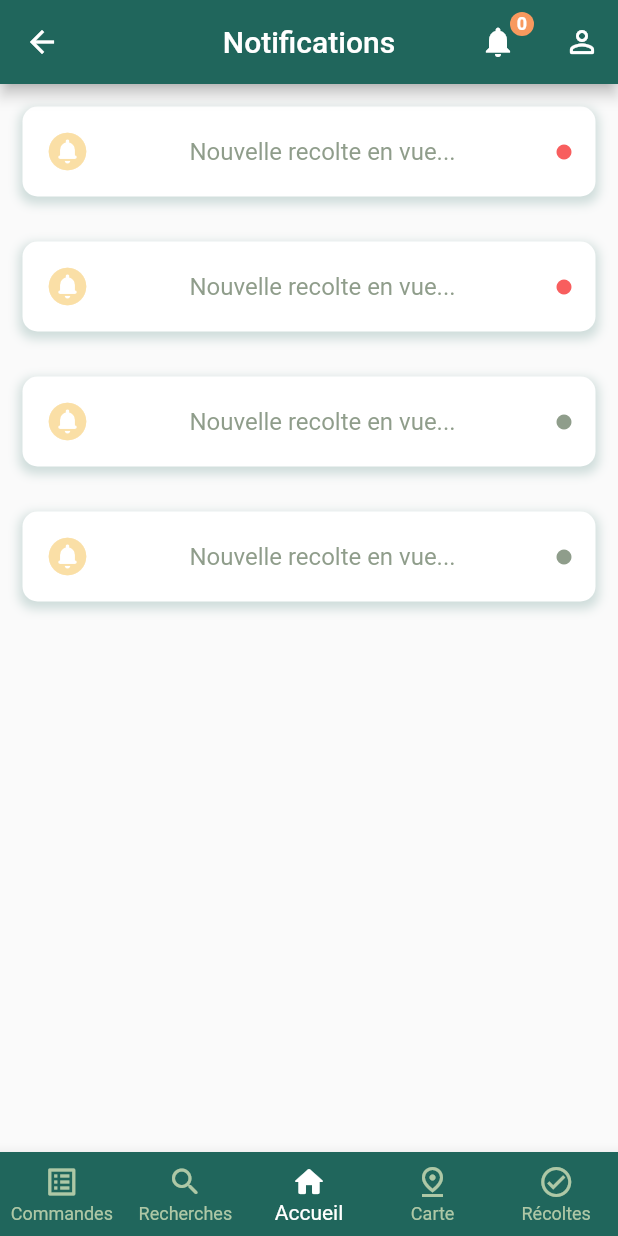
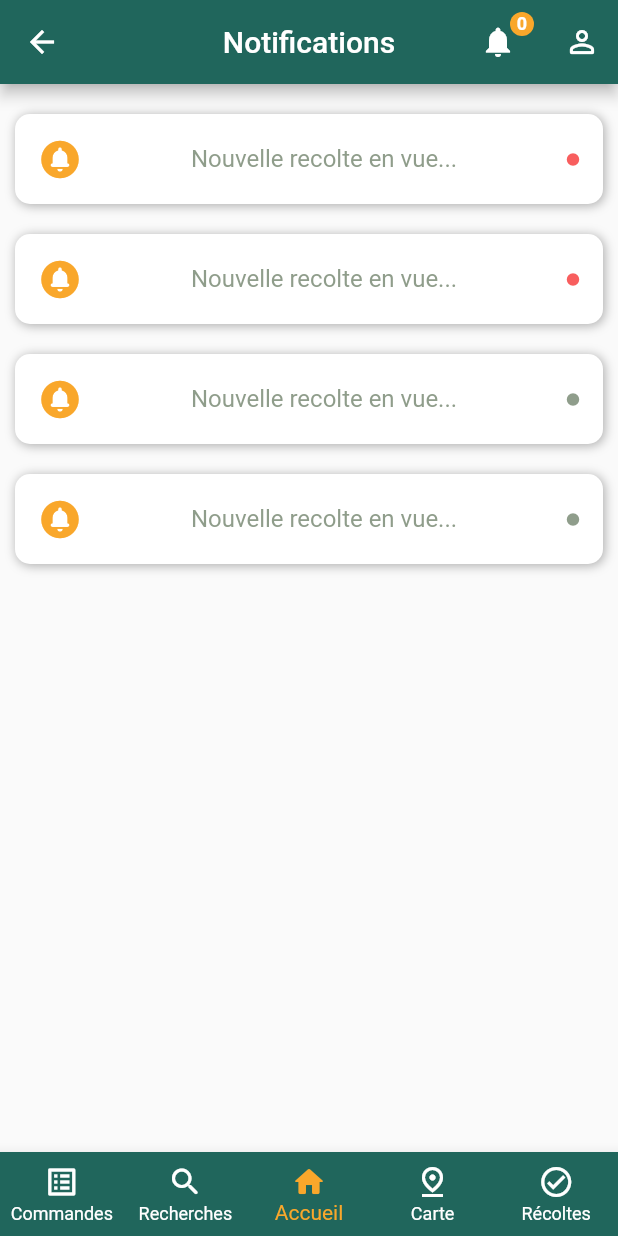
Before and after one commit to agnilondapakou/swipe_app, a Flutter app: the HomePage screen opened by its route, after a tap on the "notifications" icon, on a phone screen of 412 x 824 dp. Run offline on Flutter 3.47's test engine with Material 2 defaults, Android fonts, the phone set to English and light mode, and no system bars; our stand-ins replace flutter_spinkit, hexcolor.

Commit message:
updating app design (in progress)

```diff
--- a/lib/screens/entreprise/profile_page.dart
+++ b/lib/screens/entreprise/profile_page.dart
@@ -24,7 +24,7 @@ class ProfilePage extends StatelessWidget {
         selectedIndex: 2,
       ),
       body: Scaffold(
-        backgroundColor: GlobalColors.secondaryColor,
+        backgroundColor: GlobalColors.whiteColor,
         body: Center(
           child: Column(
             mainAxisAlignment: MainAxisAlignment.center,
--- a/lib/screens/home/home_page.dart
+++ b/lib/screens/home/home_page.dart
@@ -12,7 +12,7 @@ class HomePage extends StatelessWidget {
       backgroundColor: GlobalColors.whiteColor,
       appBar: const TopBarWidget(
         automaticallyImplyLeading: false,
-        title: 'Swipe app',
+        title: 'Open Farm',
         notification_icon: Icon(Icons.notifications_outlined),
         profile_icon: Icon(Icons.person_outline_rounded),
         notification_counter: '0',
@@ -126,9 +126,10 @@ class CustomCardWidget extends StatelessWidget {
         width: 350,
         decoration: BoxDecoration(
           borderRadius: BorderRadius.circular(8),
-          border: Border.all(color: GlobalColors.primaryColor, width: 3),
+          border: Border.all(color: GlobalColors.primaryColor, width: 2),
         ),
         child: Card(
+          color: GlobalColors.whiteColor,
           child: Row(
             crossAxisAlignment: CrossAxisAlignment.center,
             children: [
@@ -145,7 +146,7 @@ class CustomCardWidget extends StatelessWidget {
                   padding:
                       const EdgeInsets.symmetric(vertical: 8.0, horizontal: 20),
                   child: Column(
-                    crossAxisAlignment: CrossAxisAlignment.start,
+                    crossAxisAlignment: CrossAxisAlignment.center,
                     mainAxisAlignment: MainAxisAlignment.center,
                     children: [
                       Text(
@@ -153,12 +154,13 @@ class CustomCardWidget extends StatelessWidget {
                         style: TextStyle(
                           fontSize: 16,
                           fontWeight: FontWeight.bold,
-                          fontFamily: 'RobotoMono',
+                          fontFamily: 'Poppins',
                           color: GlobalColors.primaryColor,
                         ),
                       ),
                       Text(
                         description,
+                        textAlign: TextAlign.center,
                         style: TextStyle(
                           fontSize: 12,
                           color: GlobalColors.primaryColor,
--- a/lib/screens/login/login_page.dart
+++ b/lib/screens/login/login_page.dart
@@ -27,7 +27,7 @@ class _LoginPageState extends State<LoginPage> {
   @override
   Widget build(BuildContext context) {
     return Scaffold(
-      backgroundColor: GlobalColors.secondaryColor,
+      backgroundColor: GlobalColors.whiteColor,
       body: SafeArea(
         child: SingleChildScrollView(
           child: Container(
--- a/lib/screens/notifications/notifications_page.dart
+++ b/lib/screens/notifications/notifications_page.dart
@@ -26,6 +26,7 @@ class _NotificationPageState extends State<NotificationPage> {
         body: SingleChildScrollView(
           child: Column(
             children: [
+              const SizedBox(height: 10),
               NotificationWidget(
                 message: "Nouvelle recolte en vue...",
                 route: '/notifications',
--- a/lib/screens/orders/orders_page.dart
+++ b/lib/screens/orders/orders_page.dart
@@ -17,7 +17,7 @@ class _OrdersPageState extends State<OrdersPage> {
   @override
   Widget build(BuildContext context) {
     return Scaffold(
-      backgroundColor: GlobalColors.secondaryColor,
+      backgroundColor: GlobalColors.whiteColor,
       appBar: const TopBarWidget(
         automaticallyImplyLeading: true,
         title: 'Commandes',
@@ -37,9 +37,8 @@ class _OrdersPageState extends State<OrdersPage> {
               mainAxisAlignment: MainAxisAlignment.center,
               children: [
                 TopIconsWidget(
-                  header_image: Image.asset('assets/icons/orders.png'),
-                  desciption: "Commandes"
-                ),
+                    header_image: Image.asset('assets/icons/orders.png'),
+                    desciption: "Commandes"),
               ],
             ),
             const SizedBox(height: 20),
--- a/lib/screens/recoltes/recoltes_page.dart
+++ b/lib/screens/recoltes/recoltes_page.dart
@@ -17,7 +17,7 @@ class _RecoltesPageState extends State<RecoltesPage> {
   @override
   Widget build(BuildContext context) {
     return Scaffold(
-      backgroundColor: GlobalColors.secondaryColor,
+      backgroundColor: GlobalColors.whiteColor,
       appBar: const TopBarWidget(
         automaticallyImplyLeading: true,
         title: 'Recoltes',
--- a/lib/utils/constants.dart
+++ b/lib/utils/constants.dart
@@ -4,7 +4,7 @@ import 'package:flutter/material.dart';
 class GlobalColors {
   static HexColor primaryColor = HexColor('#20665c');
   static HexColor secondaryColor = HexColor('#F0FFEA');
-  static HexColor notificationColor = HexColor('#F8995E');
+  static HexColor notificationColor = HexColor('#F9A72B');
   static Color logoutColor = const Color.fromARGB(255, 248, 94, 94);
   static Color navBarItemColor = const Color.fromARGB(255, 174, 200, 166);
   static Color textColor = const Color.fromARGB(160, 77, 99, 70);
--- a/lib/widgets/nav_bar_widget.dart
+++ b/lib/widgets/nav_bar_widget.dart
@@ -35,8 +35,8 @@ class NavBarWidget extends StatelessWidget implements PreferredSizeWidget {
         ),
       ],
       backgroundColor: GlobalColors.primaryColor,
-      unselectedItemColor: GlobalColors.navBarItemColor,
-      selectedItemColor: GlobalColors.whiteColor,
+      unselectedItemColor: GlobalColors.whiteColor,
+      selectedItemColor: GlobalColors.notificationColor,
       type: BottomNavigationBarType.fixed,
       currentIndex: selectedIndex,
       onTap: (index) {
--- a/lib/widgets/notification_widget.dart
+++ b/lib/widgets/notification_widget.dart
@@ -26,16 +26,16 @@ class NotificationWidget extends StatelessWidget {
       child: Container(
         width: double.infinity,
         padding: const EdgeInsets.all(15),
-        margin: const EdgeInsets.all(15),
+        margin: const EdgeInsets.all(10),
         decoration: BoxDecoration(
           color: GlobalColors.whiteColor,
           borderRadius: BorderRadius.circular(10),
           boxShadow: [
             BoxShadow(
-              color: GlobalColors.primaryColor.withOpacity(0.2),
-              spreadRadius: 2,
+              color: const Color.fromARGB(194, 0, 0, 0).withOpacity(0.3),
+              spreadRadius: 0.1,
               blurRadius: 5,
-              offset: const Offset(0, 3),
+              offset: const Offset(1, 1),
             ),
           ],
         ),
@@ -44,7 +44,7 @@ class NotificationWidget extends StatelessWidget {
           children: [
             Icon(
               Icons.circle_notifications_rounded,
-              color: GlobalColors.tertiaryColor,
+              color: GlobalColors.notificationColor,
               size: 30.0,
             ),
             Text(
@@ -58,7 +58,7 @@ class NotificationWidget extends StatelessWidget {
             Icon(
               Icons.circle,
               color: activeColor,
-              size: 12.0,
+              size: 10.0,
             ),
           ],
         ),
@@ -67,7 +67,8 @@ class NotificationWidget extends StatelessWidget {
         Navigator.of(context).push(
           HeroDialogRoute(
             builder: (context) {
-              return _AddNotificationDialog(title: notificationTitle, body: notificationBody);
+              return _AddNotificationDialog(
+                  title: notificationTitle, body: notificationBody);
             },
           ),
         );
@@ -83,8 +84,7 @@ class _AddNotificationDialog extends StatelessWidget {
   final String body;
   const _AddNotificationDialog(
       {Key? key, required this.title, required this.body})
-      : super(key: key
-  );
+      : super(key: key);
 
   @override
   Widget build(BuildContext context) {
--- a/lib/widgets/top_icons_widget.dart
+++ b/lib/widgets/top_icons_widget.dart
@@ -8,7 +8,9 @@ class TopIconsWidget extends StatelessWidget implements PreferredSizeWidget {
   final String desciption;
   const TopIconsWidget(
       // ignore: non_constant_identifier_names
-      {required this.header_image, required this.desciption, super.key});
+      {required this.header_image,
+      required this.desciption,
+      super.key});
 
   @override
   Size get preferredSize => const Size.fromHeight(kToolbarHeight);
@@ -29,10 +31,10 @@ class TopIconsWidget extends StatelessWidget implements PreferredSizeWidget {
         const SizedBox(height: 10),
         Text(
           desciption,
+          textAlign: TextAlign.center,
           style: TextStyle(
-            fontSize: 20,
-            fontWeight: FontWeight.bold,
-            color: GlobalColors.primaryColor,
+            fontSize: 15,
+            color: GlobalColors.textColor,
           ),
         ),
       ],
```
Also changed, not shown: lib/screens/search/search_page.dart (+5 -22 lines), 1 other file.
